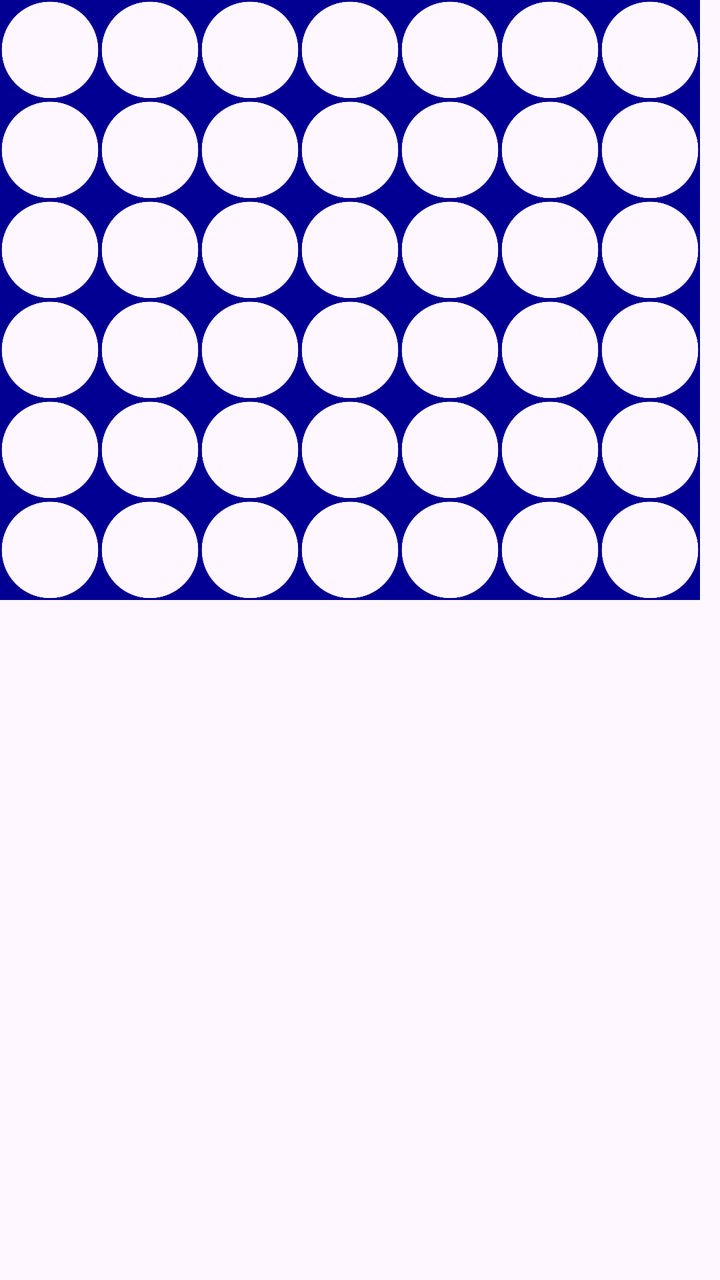
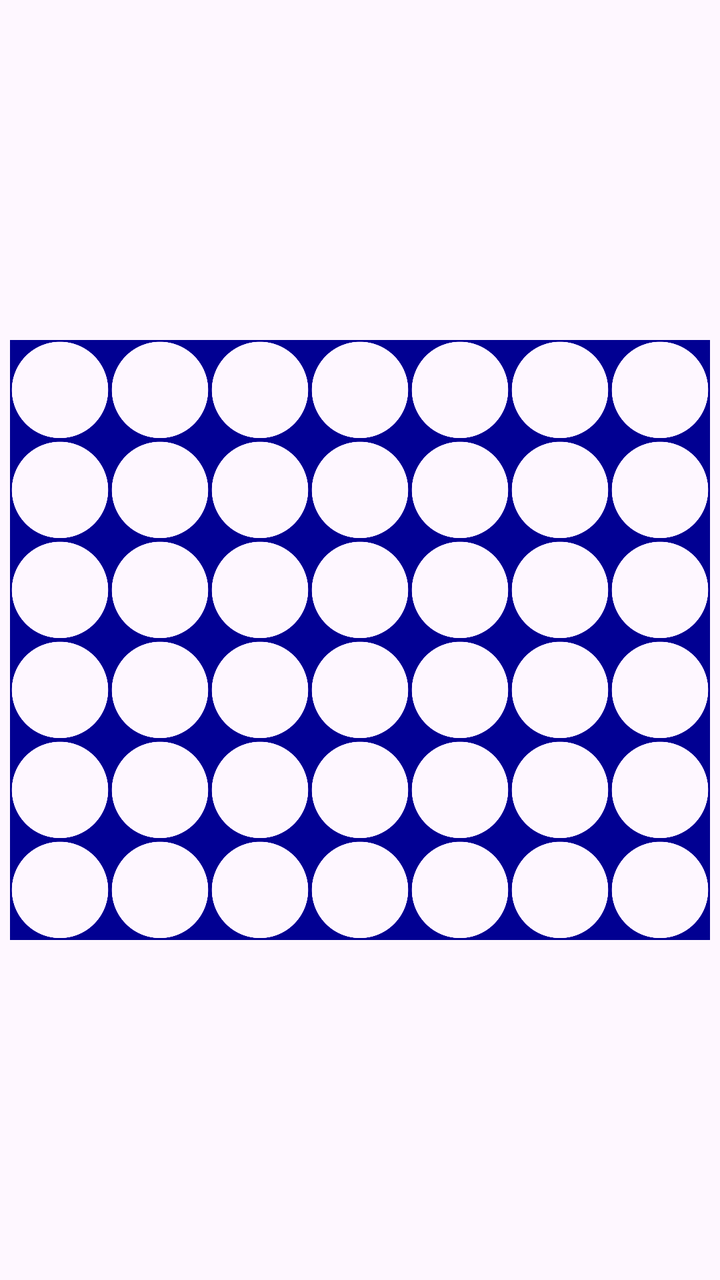

Before-and-after screenshots of an Android layout around one commit, followed by the original layout XML and the change that was made.
<!-- AndroidManifest.xml: application theme Theme.FourInARow -->
<!-- res/layout/activity_main.xml -->
<?xml version="1.0" encoding="utf-8"?>
<GridLayout
    xmlns:android="http://schemas.android.com/apk/res/android"
    android:id="@+id/main"
    android:layout_width="wrap_content"
    android:layout_height="wrap_content"
    android:rowCount="6"
    android:columnCount="7"
    android:layout_gravity="center"
    android:clipChildren="false"
    android:clipToPadding="false">

    
    <FrameLayout android:layout_width="50dp" android:layout_height="50dp" android:tag="00" android:onClick="onCellClick" android:clipChildren="false" android:clipToPadding="false">
        <ImageView android:layout_width="50dp" android:layout_height="50dp" android:src="@drawable/hollow_square_blue" android:contentDescription="@null" />
        <ImageView android:id="@+id/piece00" android:layout_width="50dp" android:layout_height="50dp" android:contentDescription="@null" />
    </FrameLayout>

    <FrameLayout android:layout_width="50dp" android:layout_height="50dp" android:tag="01" android:onClick="onCellClick" android:clipChildren="false" android:clipToPadding="false">
        <ImageView android:layout_width="50dp" android:layout_height="50dp" android:src="@drawable/hollow_square_blue" android:contentDescription="@null" />
        <ImageView android:id="@+id/piece01" android:layout_width="50dp" android:layout_height="50dp" android:contentDescription="@null" />
    </FrameLayout>

    <FrameLayout android:layout_width="50dp" android:layout_height="50dp" android:tag="02" android:onClick="onCellClick" android:clipChildren="false" android:clipToPadding="false">
        <ImageView android:layout_width="50dp" android:layout_height="50dp" android:src="@drawable/hollow_square_blue" android:contentDescription="@null" />
        <ImageView android:id="@+id/piece02" android:layout_width="50dp" android:layout_height="50dp" android:contentDescription="@null" />
    </FrameLayout>

    <FrameLayout android:layout_width="50dp" android:layout_height="50dp" android:tag="03" android:onClick="onCellClick" android:clipChildren="false" android:clipToPadding="false">
        <ImageView android:layout_width="50dp" android:layout_height="50dp" android:src="@drawable/hollow_square_blue" android:contentDescription="@null" />
        <ImageView android:id="@+id/piece03" android:layout_width="50dp" android:layout_height="50dp" android:contentDescription="@null" />
    </FrameLayout>

    <FrameLayout android:layout_width="50dp" android:layout_height="50dp" android:tag="04" android:onClick="onCellClick" android:clipChildren="false" android:clipToPadding="false">
        <ImageView android:layout_width="50dp" android:layout_height="50dp" android:src="@drawable/hollow_square_blue" android:contentDescription="@null" />
        <ImageView android:id="@+id/piece04" android:layout_width="50dp" android:layout_height="50dp" android:contentDescription="@null" />
    </FrameLayout>

    <FrameLayout android:layout_width="50dp" android:layout_height="50dp" android:tag="05" android:onClick="onCellClick" android:clipChildren="false" android:clipToPadding="false">
        <ImageView android:layout_width="50dp" android:layout_height="50dp" android:src="@drawable/hollow_square_blue" android:contentDescription="@null" />
        <ImageView android:id="@+id/piece05" android:layout_width="50dp" android:layout_height="50dp" android:contentDescription="@null" />
    </FrameLayout>

    <FrameLayout android:layout_width="50dp" android:layout_height="50dp" android:tag="06" android:onClick="onCellClick" android:clipChildren="false" android:clipToPadding="false">
        <ImageView android:layout_width="50dp" android:layout_height="50dp" android:src="@drawable/hollow_square_blue" android:contentDescription="@null" />
        <ImageView android:id="@+id/piece06" android:layout_width="50dp" android:layout_height="50dp" android:contentDescription="@null" />
    </FrameLayout>

    
    <FrameLayout android:layout_width="50dp" android:layout_height="50dp" android:tag="10" android:onClick="onCellClick" android:clipChildren="false" android:clipToPadding="false">
        <ImageView android:layout_width="50dp" android:layout_height="50dp" android:src="@drawable/hollow_square_blue" android:contentDescription="@null" />
        <ImageView android:id="@+id/piece10" android:layout_width="50dp" android:layout_height="50dp" android:contentDescription="@null" />
    </FrameLayout>

    <FrameLayout android:layout_width="50dp" android:layout_height="50dp" android:tag="11" android:onClick="onCellClick" android:clipChildren="false" android:clipToPadding="false">
        <ImageView android:layout_width="50dp" android:layout_height="50dp" android:src="@drawable/hollow_square_blue" android:contentDescription="@null" />
        <ImageView android:id="@+id/piece11" android:layout_width="50dp" android:layout_height="50dp" android:contentDescription="@null" />
    </FrameLayout>

    <FrameLayout android:layout_width="50dp" android:layout_height="50dp" android:tag="12" android:onClick="onCellClick" android:clipChildren="false" android:clipToPadding="false">
        <ImageView android:layout_width="50dp" android:layout_height="50dp" android:src="@drawable/hollow_square_blue" android:contentDescription="@null" />
        <ImageView android:id="@+id/piece12" android:layout_width="50dp" android:layout_height="50dp" android:contentDescription="@null" />
    </FrameLayout>

    <FrameLayout android:layout_width="50dp" android:layout_height="50dp" android:tag="13" android:onClick="onCellClick" android:clipChildren="false" android:clipToPadding="false">
        <ImageView android:layout_width="50dp" android:layout_height="50dp" android:src="@drawable/hollow_square_blue" android:contentDescription="@null" />
        <ImageView android:id="@+id/piece13" android:layout_width="50dp" android:layout_height="50dp" android:contentDescription="@null" />
    </FrameLayout>

    <FrameLayout android:layout_width="50dp" android:layout_height="50dp" android:tag="14" android:onClick="onCellClick" android:clipChildren="false" android:clipToPadding="false">
        <ImageView android:layout_width="50dp" android:layout_height="50dp" android:src="@drawable/hollow_square_blue" android:contentDescription="@null" />
        <ImageView android:id="@+id/piece14" android:layout_width="50dp" android:layout_height="50dp" android:contentDescription="@null" />
    </FrameLayout>

    <FrameLayout android:layout_width="50dp" android:layout_height="50dp" android:tag="15" android:onClick="onCellClick" android:clipChildren="false" android:clipToPadding="false">
        <ImageView android:layout_width="50dp" android:layout_height="50dp" android:src="@drawable/hollow_square_blue" android:contentDescription="@null" />
        <ImageView android:id="@+id/piece15" android:layout_width="50dp" android:layout_height="50dp" android:contentDescription="@null" />
    </FrameLayout>

    <FrameLayout android:layout_width="50dp" android:layout_height="50dp" android:tag="16" android:onClick="onCellClick" android:clipChildren="false" android:clipToPadding="false">
        <ImageView android:layout_width="50dp" android:layout_height="50dp" android:src="@drawable/hollow_square_blue" android:contentDescription="@null" />
        <ImageView android:id="@+id/piece16" android:layout_width="50dp" android:layout_height="50dp" android:contentDescription="@null" />
    </FrameLayout>

    
    <FrameLayout android:layout_width="50dp" android:layout_height="50dp" android:tag="20" android:onClick="onCellClick" android:clipChildren="false" android:clipToPadding="false">
        <ImageView android:layout_width="50dp" android:layout_height="50dp" android:src="@drawable/hollow_square_blue" android:contentDescription="@null" />
        <ImageView android:id="@+id/piece20" android:layout_width="50dp" android:layout_height="50dp" android:contentDescription="@null" />
    </FrameLayout>

    <FrameLayout android:layout_width="50dp" android:layout_height="50dp" android:tag="21" android:onClick="onCellClick" android:clipChildren="false" android:clipToPadding="false">
        <ImageView android:layout_width="50dp" android:layout_height="50dp" android:src="@drawable/hollow_square_blue" android:contentDescription="@null" />
        <ImageView android:id="@+id/piece21" android:layout_width="50dp" android:layout_height="50dp" android:contentDescription="@null" />
    </FrameLayout>

    <FrameLayout android:layout_width="50dp" android:layout_height="50dp" android:tag="22" android:onClick="onCellClick" android:clipChildren="false" android:clipToPadding="false">
        <ImageView android:layout_width="50dp" android:layout_height="50dp" android:src="@drawable/hollow_square_blue" android:contentDescription="@null" />
        <ImageView android:id="@+id/piece22" android:layout_width="50dp" android:layout_height="50dp" android:contentDescription="@null" />
    </FrameLayout>

    <FrameLayout android:layout_width="50dp" android:layout_height="50dp" android:tag="23" android:onClick="onCellClick" android:clipChildren="false" android:clipToPadding="false">
        <ImageView android:layout_width="50dp" android:layout_height="50dp" android:src="@drawable/hollow_square_blue" android:contentDescription="@null" />
        <ImageView android:id="@+id/piece23" android:layout_width="50dp" android:layout_height="50dp" android:contentDescription="@null" />
    </FrameLayout>

    <FrameLayout android:layout_width="50dp" android:layout_height="50dp" android:tag="24" android:onClick="onCellClick" android:clipChildren="false" android:clipToPadding="false">
        <ImageView android:layout_width="50dp" android:layout_height="50dp" android:src="@drawable/hollow_square_blue" android:contentDescription="@null" />
        <ImageView android:id="@+id/piece24" android:layout_width="50dp" android:layout_height="50dp" android:contentDescription="@null" />
    </FrameLayout>

    <FrameLayout android:layout_width="50dp" android:layout_height="50dp" android:tag="25" android:onClick="onCellClick" android:clipChildren="false" android:clipToPadding="false">
        <ImageView android:layout_width="50dp" android:layout_height="50dp" android:src="@drawable/hollow_square_blue" android:contentDescription="@null" />
        <ImageView android:id="@+id/piece25" android:layout_width="50dp" android:layout_height="50dp" android:contentDescription="@null" />
    </FrameLayout>

    <FrameLayout android:layout_width="50dp" android:layout_height="50dp" android:tag="26" android:onClick="onCellClick" android:clipChildren="false" android:clipToPadding="false">
        <ImageView android:layout_width="50dp" android:layout_height="50dp" android:src="@drawable/hollow_square_blue" android:contentDescription="@null" />
        <ImageView android:id="@+id/piece26" android:layout_width="50dp" android:layout_height="50dp" android:contentDescription="@null" />
    </FrameLayout>

    
    <FrameLayout android:layout_width="50dp" android:layout_height="50dp" android:tag="30" android:onClick="onCellClick" android:clipChildren="false" android:clipToPadding="false">
        <ImageView android:layout_width="50dp" android:layout_height="50dp" android:src="@drawable/hollow_square_blue" android:contentDescription="@null" />
        <ImageView android:id="@+id/piece30" android:layout_width="50dp" android:layout_height="50dp" android:contentDescription="@null" />
    </FrameLayout>

    <FrameLayout android:layout_width="50dp" android:layout_height="50dp" android:tag="31" android:onClick="onCellClick" android:clipChildren="false" android:clipToPadding="false">
        <ImageView android:layout_width="50dp" android:layout_height="50dp" android:src="@drawable/hollow_square_blue" android:contentDescription="@null" />
        <ImageView android:id="@+id/piece31" android:layout_width="50dp" android:layout_height="50dp" android:contentDescription="@null" />
    </FrameLayout>

    <FrameLayout android:layout_width="50dp" android:layout_height="50dp" android:tag="32" android:onClick="onCellClick" android:clipChildren="false" android:clipToPadding="false">
        <ImageView android:layout_width="50dp" android:layout_height="50dp" android:src="@drawable/hollow_square_blue" android:contentDescription="@null" />
        <ImageView android:id="@+id/piece32" android:layout_width="50dp" android:layout_height="50dp" android:contentDescription="@null" />
    </FrameLayout>

    <FrameLayout android:layout_width="50dp" android:layout_height="50dp" android:tag="33" android:onClick="onCellClick" android:clipChildren="false" android:clipToPadding="false">
        <ImageView android:layout_width="50dp" android:layout_height="50dp" android:src="@drawable/hollow_square_blue" android:contentDescription="@null" />
        <ImageView android:id="@+id/piece33" android:layout_width="50dp" android:layout_height="50dp" android:contentDescription="@null" />
    </FrameLayout>

    <FrameLayout android:layout_width="50dp" android:layout_height="50dp" android:tag="34" android:onClick="onCellClick" android:clipChildren="false" android:clipToPadding="false">
        <ImageView android:layout_width="50dp" android:layout_height="50dp" android:src="@drawable/hollow_square_blue" android:contentDescription="@null" />
        <ImageView android:id="@+id/piece34" android:layout_width="50dp" android:layout_height="50dp" android:contentDescription="@null" />
    </FrameLayout>

    <FrameLayout android:layout_width="50dp" android:layout_height="50dp" android:tag="35" android:onClick="onCellClick" android:clipChildren="false" android:clipToPadding="false">
        <ImageView android:layout_width="50dp" android:layout_height="50dp" android:src="@drawable/hollow_square_blue" android:contentDescription="@null" />
        <ImageView android:id="@+id/piece35" android:layout_width="50dp" android:layout_height="50dp" android:contentDescription="@null" />
    </FrameLayout>

    <FrameLayout android:layout_width="50dp" android:layout_height="50dp" android:tag="36" android:onClick="onCellClick" android:clipChildren="false" android:clipToPadding="false">
        <ImageView android:layout_width="50dp" android:layout_height="50dp" android:src="@drawable/hollow_square_blue" android:contentDescription="@null" />
        <ImageView android:id="@+id/piece36" android:layout_width="50dp" android:layout_height="50dp" android:contentDescription="@null" />
    </FrameLayout>

    
    <FrameLayout android:layout_width="50dp" android:layout_height="50dp" android:tag="40" android:onClick="onCellClick" android:clipChildren="false" android:clipToPadding="false">
        <ImageView android:layout_width="50dp" android:layout_height="50dp" android:src="@drawable/hollow_square_blue" android:contentDescription="@null" />
        <ImageView android:id="@+id/piece40" android:layout_width="50dp" android:layout_height="50dp" android:contentDescription="@null" />
    </FrameLayout>

    <FrameLayout android:layout_width="50dp" android:layout_height="50dp" android:tag="41" android:onClick="onCellClick" android:clipChildren="false" android:clipToPadding="false">
        <ImageView android:layout_width="50dp" android:layout_height="50dp" android:src="@drawable/hollow_square_blue" android:contentDescription="@null" />
        <ImageView android:id="@+id/piece41" android:layout_width="50dp" android:layout_height="50dp" android:contentDescription="@null" />
    </FrameLayout>

    <FrameLayout android:layout_width="50dp" android:layout_height="50dp" android:tag="42" android:onClick="onCellClick" android:clipChildren="false" android:clipToPadding="false">
        <ImageView android:layout_width="50dp" android:layout_height="50dp" android:src="@drawable/hollow_square_blue" android:contentDescription="@null" />
        <ImageView android:id="@+id/piece42" android:layout_width="50dp" android:layout_height="50dp" android:contentDescription="@null" />
    </FrameLayout>

    <FrameLayout android:layout_width="50dp" android:layout_height="50dp" android:tag="43" android:onClick="onCellClick" android:clipChildren="false" android:clipToPadding="false">
        <ImageView android:layout_width="50dp" android:layout_height="50dp" android:src="@drawable/hollow_square_blue" android:contentDescription="@null" />
        <ImageView android:id="@+id/piece43" android:layout_width="50dp" android:layout_height="50dp" android:contentDescription="@null" />
    </FrameLayout>

    <FrameLayout android:layout_width="50dp" android:layout_height="50dp" android:tag="44" android:onClick="onCellClick" android:clipChildren="false" android:clipToPadding="false">
        <ImageView android:layout_width="50dp" android:layout_height="50dp" android:src="@drawable/hollow_square_blue" android:contentDescription="@null" />
        <ImageView android:id="@+id/piece44" android:layout_width="50dp" android:layout_height="50dp" android:contentDescription="@null" />
    </FrameLayout>

    <FrameLayout android:layout_width="50dp" android:layout_height="50dp" android:tag="45" android:onClick="onCellClick" android:clipChildren="false" android:clipToPadding="false">
        <ImageView android:layout_width="50dp" android:layout_height="50dp" android:src="@drawable/hollow_square_blue" android:contentDescription="@null" />
        <ImageView android:id="@+id/piece45" android:layout_width="50dp" android:layout_height="50dp" android:contentDescription="@null" />
    </FrameLayout>

    <FrameLayout android:layout_width="50dp" android:layout_height="50dp" android:tag="46" android:onClick="onCellClick" android:clipChildren="false" android:clipToPadding="false">
        <ImageView android:layout_width="50dp" android:layout_height="50dp" android:src="@drawable/hollow_square_blue" android:contentDescription="@null" />
        <ImageView android:id="@+id/piece46" android:layout_width="50dp" android:layout_height="50dp" android:contentDescription="@null" />
    </FrameLayout>

    
    <FrameLayout android:layout_width="50dp" android:layout_height="50dp" android:tag="50" android:onClick="onCellClick" android:clipChildren="false" android:clipToPadding="false">
        <ImageView android:layout_width="50dp" android:layout_height="50dp" android:src="@drawable/hollow_square_blue" android:contentDescription="@null" />
        <ImageView android:id="@+id/piece50" android:layout_width="50dp" android:layout_height="50dp" android:contentDescription="@null" />
    </FrameLayout>

    <FrameLayout android:layout_width="50dp" android:layout_height="50dp" android:tag="51" android:onClick="onCellClick" android:clipChildren="false" android:clipToPadding="false">
        <ImageView android:layout_width="50dp" android:layout_height="50dp" android:src="@drawable/hollow_square_blue" android:contentDescription="@null" />
        <ImageView android:id="@+id/piece51" android:layout_width="50dp" android:layout_height="50dp" android:contentDescription="@null" />
    </FrameLayout>

    <FrameLayout android:layout_width="50dp" android:layout_height="50dp" android:tag="52" android:onClick="onCellClick" android:clipChildren="false" android:clipToPadding="false">
        <ImageView android:layout_width="50dp" android:layout_height="50dp" android:src="@drawable/hollow_square_blue" android:contentDescription="@null" />
        <ImageView android:id="@+id/piece52" android:layout_width="50dp" android:layout_height="50dp" android:contentDescription="@null" />
    </FrameLayout>

    <FrameLayout android:layout_width="50dp" android:layout_height="50dp" android:tag="53" android:onClick="onCellClick" android:clipChildren="false" android:clipToPadding="false">
        <ImageView android:layout_width="50dp" android:layout_height="50dp" android:src="@drawable/hollow_square_blue" android:contentDescription="@null" />
        <ImageView android:id="@+id/piece53" android:layout_width="50dp" android:layout_height="50dp" android:contentDescription="@null" />
    </FrameLayout>

    <FrameLayout android:layout_width="50dp" android:layout_height="50dp" android:tag="54" android:onClick="onCellClick" android:clipChildren="false" android:clipToPadding="false">
        <ImageView android:layout_width="50dp" android:layout_height="50dp" android:src="@drawable/hollow_square_blue" android:contentDescription="@null" />
        <ImageView android:id="@+id/piece54" android:layout_width="50dp" android:layout_height="50dp" android:contentDescription="@null" />
    </FrameLayout>

    <FrameLayout android:layout_width="50dp" android:layout_height="50dp" android:tag="55" android:onClick="onCellClick" android:clipChildren="false" android:clipToPadding="false">
        <ImageView android:layout_width="50dp" android:layout_height="50dp" android:src="@drawable/hollow_square_blue" android:contentDescription="@null" />
        <ImageView android:id="@+id/piece55" android:layout_width="50dp" android:layout_height="50dp" android:contentDescription="@null" />
    </FrameLayout>

    <FrameLayout android:layout_width="50dp" android:layout_height="50dp" android:tag="56" android:onClick="onCellClick" android:clipChildren="false" android:clipToPadding="false">
        <ImageView android:layout_width="50dp" android:layout_height="50dp" android:src="@drawable/hollow_square_blue" android:contentDescription="@null" />
        <ImageView android:id="@+id/piece56" android:layout_width="50dp" android:layout_height="50dp" android:contentDescription="@null" />
    </FrameLayout>

</GridLayout>
<!-- resources referenced by this layout -->
<resources>
  <!-- drawable hollow_square_blue: png bitmap (drawable, 13934 bytes) -->
  <style name="Theme.FourInARow" parent="Base.Theme.FourInARow" />
  <style name="Base.Theme.FourInARow" parent="Theme.Material3.DayNight.NoActionBar">
          
          
      </style>
</resources>

<!-- the commit's change to res/layout/activity_main.xml (unified diff, before → after) -->
@@ -1,229 +1,144 @@
 <?xml version="1.0" encoding="utf-8"?>
-<GridLayout
+<FrameLayout
     xmlns:android="http://schemas.android.com/apk/res/android"
     android:id="@+id/main"
-    android:layout_width="wrap_content"
-    android:layout_height="wrap_content"
-    android:rowCount="6"
-    android:columnCount="7"
-    android:layout_gravity="center"
+    android:layout_width="match_parent"
+    android:layout_height="match_parent"
     android:clipChildren="false"
     android:clipToPadding="false">
 
     
-    <FrameLayout android:layout_width="50dp" android:layout_height="50dp" android:tag="00" android:onClick="onCellClick" android:clipChildren="false" android:clipToPadding="false">
-        <ImageView android:layout_width="50dp" android:layout_height="50dp" android:src="@drawable/hollow_square_blue" android:contentDescription="@null" />
+    <GridLayout
+        android:id="@+id/piecesGrid"
+        android:layout_width="wrap_content"
+        android:layout_height="wrap_content"
+        android:rowCount="6"
+        android:columnCount="7"
+        android:layout_gravity="center"
+        android:clipChildren="false"
+        android:clipToPadding="false">
+
+        
         <ImageView android:id="@+id/piece00" android:layout_width="50dp" android:layout_height="50dp" android:contentDescription="@null" />
-    </FrameLayout>
+        <ImageView android:id="@+id/piece01" android:layout_width="50dp" android:layout_height="50dp" android:contentDescription="@null" />
+        <ImageView android:id="@+id/piece02" android:layout_width="50dp" android:layout_height="50dp" android:contentDescription="@null" />
+        <ImageView android:id="@+id/piece03" android:layout_width="50dp" android:layout_height="50dp" android:contentDescription="@null" />
+        <ImageView android:id="@+id/piece04" android:layout_width="50dp" android:layout_height="50dp" android:contentDescription="@null" />
+        <ImageView android:id="@+id/piece05" android:layout_width="50dp" android:layout_height="50dp" android:contentDescription="@null" />
+        <ImageView android:id="@+id/piece06" android:layout_width="50dp" android:layout_height="50dp" android:contentDescription="@null" />
 
-    <FrameLayout android:layout_width="50dp" android:layout_height="50dp" android:tag="01" android:onClick="onCellClick" android:clipChildren="false" android:clipToPadding="false">
-        <ImageView android:layout_width="50dp" android:layout_height="50dp" android:src="@drawable/hollow_square_blue" android:contentDescription="@null" />
-        <ImageView android:id="@+id/piece01" android:layout_width="50dp" android:layout_height="50dp" android:contentDescription="@null" />
-    </FrameLayout>
+        
+        <ImageView android:id="@+id/piece10" android:layout_width="50dp" android:layout_height="50dp" android:contentDescription="@null" />
+        <ImageView android:id="@+id/piece11" android:layout_width="50dp" android:layout_height="50dp" android:contentDescription="@null" />
+        <ImageView android:id="@+id/piece12" android:layout_width="50dp" android:layout_height="50dp" android:contentDescription="@null" />
+        <ImageView android:id="@+id/piece13" android:layout_width="50dp" android:layout_height="50dp" android:contentDescription="@null" />
+        <ImageView android:id="@+id/piece14" android:layout_width="50dp" android:layout_height="50dp" android:contentDescription="@null" />
+        <ImageView android:id="@+id/piece15" android:layout_width="50dp" android:layout_height="50dp" android:contentDescription="@null" />
+        <ImageView android:id="@+id/piece16" android:layout_width="50dp" android:layout_height="50dp" android:contentDescription="@null" />
 
-    <FrameLayout android:layout_width="50dp" android:layout_height="50dp" android:tag="02" android:onClick="onCellClick" android:clipChildren="false" android:clipToPadding="false">
-        <ImageView android:layout_width="50dp" android:layout_height="50dp" android:src="@drawable/hollow_square_blue" android:contentDescription="@null" />
-        <ImageView android:id="@+id/piece02" android:layout_width="50dp" android:layout_height="50dp" android:contentDescription="@null" />
-    </FrameLayout>
+        
+        <ImageView android:id="@+id/piece20" android:layout_width="50dp" android:layout_height="50dp" android:contentDescription="@null" />
+        <ImageView android:id="@+id/piece21" android:layout_width="50dp" android:layout_height="50dp" android:contentDescription="@null" />
+        <ImageView android:id="@+id/piece22" android:layout_width="50dp" android:layout_height="50dp" android:contentDescription="@null" />
+        <ImageView android:id="@+id/piece23" android:layout_width="50dp" android:layout_height="50dp" android:contentDescription="@null" />
+        <ImageView android:id="@+id/piece24" android:layout_width="50dp" android:layout_height="50dp" android:contentDescription="@null" />
+        <ImageView android:id="@+id/piece25" android:layout_width="50dp" android:layout_height="50dp" android:contentDescription="@null" />
+        <ImageView android:id="@+id/piece26" android:layout_width="50dp" android:layout_height="50dp" android:contentDescription="@null" />
 
-    <FrameLayout android:layout_width="50dp" android:layout_height="50dp" android:tag="03" android:onClick="onCellClick" android:clipChildren="false" android:clipToPadding="false">
-        <ImageView android:layout_width="50dp" android:layout_height="50dp" android:src="@drawable/hollow_square_blue" android:contentDescription="@null" />
-        <ImageView android:id="@+id/piece03" android:layout_width="50dp" android:layout_height="50dp" android:contentDescription="@null" />
-    </FrameLayout>
+        
+        <ImageView android:id="@+id/piece30" android:layout_width="50dp" android:layout_height="50dp" android:contentDescription="@null" />
+        <ImageView android:id="@+id/piece31" android:layout_width="50dp" android:layout_height="50dp" android:contentDescription="@null" />
+        <ImageView android:id="@+id/piece32" android:layout_width="50dp" android:layout_height="50dp" android:contentDescription="@null" />
+        <ImageView android:id="@+id/piece33" android:layout_width="50dp" android:layout_height="50dp" android:contentDescription="@null" />
+        <ImageView android:id="@+id/piece34" android:layout_width="50dp" android:layout_height="50dp" android:contentDescription="@null" />
+        <ImageView android:id="@+id/piece35" android:layout_width="50dp" android:layout_height="50dp" android:contentDescription="@null" />
+        <ImageView android:id="@+id/piece36" android:layout_width="50dp" android:layout_height="50dp" android:contentDescription="@null" />
 
-    <FrameLayout android:layout_width="50dp" android:layout_height="50dp" android:tag="04" android:onClick="onCellClick" android:clipChildren="false" android:clipToPadding="false">
-        <ImageView android:layout_width="50dp" android:layout_height="50dp" android:src="@drawable/hollow_square_blue" android:contentDescription="@null" />
-        <ImageView android:id="@+id/piece04" android:layout_width="50dp" android:layout_height="50dp" android:contentDescription="@null" />
-    </FrameLayout>
+        
+        <ImageView android:id="@+id/piece40" android:layout_width="50dp" android:layout_height="50dp" android:contentDescription="@null" />
+        <ImageView android:id="@+id/piece41" android:layout_width="50dp" android:layout_height="50dp" android:contentDescription="@null" />
+        <ImageView android:id="@+id/piece42" android:layout_width="50dp" android:layout_height="50dp" android:contentDescription="@null" />
+        <ImageView android:id="@+id/piece43" android:layout_width="50dp" android:layout_height="50dp" android:contentDescription="@null" />
+        <ImageView android:id="@+id/piece44" android:layout_width="50dp" android:layout_height="50dp" android:contentDescription="@null" />
+        <ImageView android:id="@+id/piece45" android:layout_width="50dp" android:layout_height="50dp" android:contentDescription="@null" />
+        <ImageView android:id="@+id/piece46" android:layout_width="50dp" android:layout_height="50dp" android:contentDescription="@null" />
 
-    <FrameLayout android:layout_width="50dp" android:layout_height="50dp" android:tag="05" android:onClick="onCellClick" android:clipChildren="false" android:clipToPadding="false">
-        <ImageView android:layout_width="50dp" android:layout_height="50dp" android:src="@drawable/hollow_square_blue" android:contentDescription="@null" />
-        <ImageView android:id="@+id/piece05" android:layout_width="50dp" android:layout_height="50dp" android:contentDescription="@null" />
-    </FrameLayout>
+        
+        <ImageView android:id="@+id/piece50" android:layout_width="50dp" android:layout_height="50dp" android:contentDescription="@null" />
+        <ImageView android:id="@+id/piece51" android:layout_width="50dp" android:layout_height="50dp" android:contentDescription="@null" />
+        <ImageView android:id="@+id/piece52" android:layout_width="50dp" android:layout_height="50dp" android:contentDescription="@null" />
+        <ImageView android:id="@+id/piece53" android:layout_width="50dp" android:layout_height="50dp" android:contentDescription="@null" />
+        <ImageView android:id="@+id/piece54" android:layout_width="50dp" android:layout_height="50dp" android:contentDescription="@null" />
+        <ImageView android:id="@+id/piece55" android:layout_width="50dp" android:layout_height="50dp" android:contentDescription="@null" />
+        <ImageView android:id="@+id/piece56" android:layout_width="50dp" android:layout_height="50dp" android:contentDescription="@null" />
 
-    <FrameLayout android:layout_width="50dp" android:layout_height="50dp" android:tag="06" android:onClick="onCellClick" android:clipChildren="false" android:clipToPadding="false">
-        <ImageView android:layout_width="50dp" android:layout_height="50dp" android:src="@drawable/hollow_square_blue" android:contentDescription="@null" />
-        <ImageView android:id="@+id/piece06" android:layout_width="50dp" android:layout_height="50dp" android:contentDescription="@null" />
-    </FrameLayout>
+    </GridLayout>
 
     
-    <FrameLayout android:layout_width="50dp" android:layout_height="50dp" android:tag="10" android:onClick="onCellClick" android:clipChildren="false" android:clipToPadding="false">
-        <ImageView android:layout_width="50dp" android:layout_height="50dp" android:src="@drawable/hollow_square_blue" android:contentDescription="@null" />
-        <ImageView android:id="@+id/piece10" android:layout_width="50dp" android:layout_height="50dp" android:contentDescription="@null" />
-    </FrameLayout>
+    <GridLayout
+        android:id="@+id/boardGrid"
+        android:layout_width="wrap_content"
+        android:layout_height="wrap_content"
+        android:rowCount="6"
+        android:columnCount="7"
+        android:layout_gravity="center"
+        android:clipChildren="false"
+        android:clipToPadding="false">
 
-    <FrameLayout android:layout_width="50dp" android:layout_height="50dp" android:tag="11" android:onClick="onCellClick" android:clipChildren="false" android:clipToPadding="false">
-        <ImageView android:layout_width="50dp" android:layout_height="50dp" android:src="@drawable/hollow_square_blue" android:contentDescription="@null" />
-        <ImageView android:id="@+id/piece11" android:layout_width="50dp" android:layout_height="50dp" android:contentDescription="@null" />
-    </FrameLayout>
+        
+        <ImageView android:id="@+id/iv00" android:layout_width="50dp" android:layout_height="50dp" android:tag="00" android:onClick="onCellClick" android:src="@drawable/hollow_square_blue" android:contentDescription="@null" />
+        <ImageView android:id="@+id/iv01" android:layout_width="50dp" android:layout_height="50dp" android:tag="01" android:onClick="onCellClick" android:src="@drawable/hollow_square_blue" android:contentDescription="@null" />
+        <ImageView android:id="@+id/iv02" android:layout_width="50dp" android:layout_height="50dp" android:tag="02" android:onClick="onCellClick" android:src="@drawable/hollow_square_blue" android:contentDescription="@null" />
+        <ImageView android:id="@+id/iv03" android:layout_width="50dp" android:layout_height="50dp" android:tag="03" android:onClick="onCellClick" android:src="@drawable/hollow_square_blue" android:contentDescription="@null" />
+        <ImageView android:id="@+id/iv04" android:layout_width="50dp" android:layout_height="50dp" android:tag="04" android:onClick="onCellClick" android:src="@drawable/hollow_square_blue" android:contentDescription="@null" />
+        <ImageView android:id="@+id/iv05" android:layout_width="50dp" android:layout_height="50dp" android:tag="05" android:onClick="onCellClick" android:src="@drawable/hollow_square_blue" android:contentDescription="@null" />
+        <ImageView android:id="@+id/iv06" android:layout_width="50dp" android:layout_height="50dp" android:tag="06" android:onClick="onCellClick" android:src="@drawable/hollow_square_blue" android:contentDescription="@null" />
 
-    <FrameLayout android:layout_width="50dp" android:layout_height="50dp" android:tag="12" android:onClick="onCellClick" android:clipChildren="false" android:clipToPadding="false">
-        <ImageView android:layout_width="50dp" android:layout_height="50dp" android:src="@drawable/hollow_square_blue" android:contentDescription="@null" />
-        <ImageView android:id="@+id/piece12" android:layout_width="50dp" android:layout_height="50dp" android:contentDescription="@null" />
-    </FrameLayout>
+        
+        <ImageView android:id="@+id/iv10" android:layout_width="50dp" android:layout_height="50dp" android:tag="10" android:onClick="onCellClick" android:src="@drawable/hollow_square_blue" android:contentDescription="@null" />
+        <ImageView android:id="@+id/iv11" android:layout_width="50dp" android:layout_height="50dp" android:tag="11" android:onClick="onCellClick" android:src="@drawable/hollow_square_blue" android:contentDescription="@null" />
+        <ImageView android:id="@+id/iv12" android:layout_width="50dp" android:layout_height="50dp" android:tag="12" android:onClick="onCellClick" android:src="@drawable/hollow_square_blue" android:contentDescription="@null" />
+        <ImageView android:id="@+id/iv13" android:layout_width="50dp" android:layout_height="50dp" android:tag="13" android:onClick="onCellClick" android:src="@drawable/hollow_square_blue" android:contentDescription="@null" />
+        <ImageView android:id="@+id/iv14" android:layout_width="50dp" android:layout_height="50dp" android:tag="14" android:onClick="onCellClick" android:src="@drawable/hollow_square_blue" android:contentDescription="@null" />
+        <ImageView android:id="@+id/iv15" android:layout_width="50dp" android:layout_height="50dp" android:tag="15" android:onClick="onCellClick" android:src="@drawable/hollow_square_blue" android:contentDescription="@null" />
+        <ImageView android:id="@+id/iv16" android:layout_width="50dp" android:layout_height="50dp" android:tag="16" android:onClick="onCellClick" android:src="@drawable/hollow_square_blue" android:contentDescription="@null" />
 
-    <FrameLayout android:layout_width="50dp" android:layout_height="50dp" android:tag="13" android:onClick="onCellClick" android:clipChildren="false" android:clipToPadding="false">
-        <ImageView android:layout_width="50dp" android:layout_height="50dp" android:src="@drawable/hollow_square_blue" android:contentDescription="@null" />
-        <ImageView android:id="@+id/piece13" android:layout_width="50dp" android:layout_height="50dp" android:contentDescription="@null" />
-    </FrameLayout>
+        
+        <ImageView android:id="@+id/iv20" android:layout_width="50dp" android:layout_height="50dp" android:tag="20" android:onClick="onCellClick" android:src="@drawable/hollow_square_blue" android:contentDescription="@null" />
+        <ImageView android:id="@+id/iv21" android:layout_width="50dp" android:layout_height="50dp" android:tag="21" android:onClick="onCellClick" android:src="@drawable/hollow_square_blue" android:contentDescription="@null" />
+        <ImageView android:id="@+id/iv22" android:layout_width="50dp" android:layout_height="50dp" android:tag="22" android:onClick="onCellClick" android:src="@drawable/hollow_square_blue" android:contentDescription="@null" />
+        <ImageView android:id="@+id/iv23" android:layout_width="50dp" android:layout_height="50dp" android:tag="23" android:onClick="onCellClick" android:src="@drawable/hollow_square_blue" android:contentDescription="@null" />
+        <ImageView android:id="@+id/iv24" android:layout_width="50dp" android:layout_height="50dp" android:tag="24" android:onClick="onCellClick" android:src="@drawable/hollow_square_blue" android:contentDescription="@null" />
+        <ImageView android:id="@+id/iv25" android:layout_width="50dp" android:layout_height="50dp" android:tag="25" android:onClick="onCellClick" android:src="@drawable/hollow_square_blue" android:contentDescription="@null" />
+        <ImageView android:id="@+id/iv26" android:layout_width="50dp" android:layout_height="50dp" android:tag="26" android:onClick="onCellClick" android:src="@drawable/hollow_square_blue" android:contentDescription="@null" />
 
-    <FrameLayout android:layout_width="50dp" android:layout_height="50dp" android:tag="14" android:onClick="onCellClick" android:clipChildren="false" android:clipToPadding="false">
-        <ImageView android:layout_width="50dp" android:layout_height="50dp" android:src="@drawable/hollow_square_blue" android:contentDescription="@null" />
-        <ImageView android:id="@+id/piece14" android:layout_width="50dp" android:layout_height="50dp" android:contentDescription="@null" />
-    </FrameLayout>
+        
+        <ImageView android:id="@+id/iv30" android:layout_width="50dp" android:layout_height="50dp" android:tag="30" android:onClick="onCellClick" android:src="@drawable/hollow_square_blue" android:contentDescription="@null" />
+        <ImageView android:id="@+id/iv31" android:layout_width="50dp" android:layout_height="50dp" android:tag="31" android:onClick="onCellClick" android:src="@drawable/hollow_square_blue" android:contentDescription="@null" />
+        <ImageView android:id="@+id/iv32" android:layout_width="50dp" android:layout_height="50dp" android:tag="32" android:onClick="onCellClick" android:src="@drawable/hollow_square_blue" android:contentDescription="@null" />
+        <ImageView android:id="@+id/iv33" android:layout_width="50dp" android:layout_height="50dp" android:tag="33" android:onClick="onCellClick" android:src="@drawable/hollow_square_blue" android:contentDescription="@null" />
+        <ImageView android:id="@+id/iv34" android:layout_width="50dp" android:layout_height="50dp" android:tag="34" android:onClick="onCellClick" android:src="@drawable/hollow_square_blue" android:contentDescription="@null" />
+        <ImageView android:id="@+id/iv35" android:layout_width="50dp" android:layout_height="50dp" android:tag="35" android:onClick="onCellClick" android:src="@drawable/hollow_square_blue" android:contentDescription="@null" />
+        <ImageView android:id="@+id/iv36" android:layout_width="50dp" android:layout_height="50dp" android:tag="36" android:onClick="onCellClick" android:src="@drawable/hollow_square_blue" android:contentDescription="@null" />
 
-    <FrameLayout android:layout_width="50dp" android:layout_height="50dp" android:tag="15" android:onClick="onCellClick" android:clipChildren="false" android:clipToPadding="false">
-        <ImageView android:layout_width="50dp" android:layout_height="50dp" android:src="@drawable/hollow_square_blue" android:contentDescription="@null" />
-        <ImageView android:id="@+id/piece15" android:layout_width="50dp" android:layout_height="50dp" android:contentDescription="@null" />
-    </FrameLayout>
+        
+        <ImageView android:id="@+id/iv40" android:layout_width="50dp" android:layout_height="50dp" android:tag="40" android:onClick="onCellClick" android:src="@drawable/hollow_square_blue" android:contentDescription="@null" />
+        <ImageView android:id="@+id/iv41" android:layout_width="50dp" android:layout_height="50dp" android:tag="41" android:onClick="onCellClick" android:src="@drawable/hollow_square_blue" android:contentDescription="@null" />
+        <ImageView android:id="@+id/iv42" android:layout_width="50dp" android:layout_height="50dp" android:tag="42" android:onClick="onCellClick" android:src="@drawable/hollow_square_blue" android:contentDescription="@null" />
+        <ImageView android:id="@+id/iv43" android:layout_width="50dp" android:layout_height="50dp" android:tag="43" android:onClick="onCellClick" android:src="@drawable/hollow_square_blue" android:contentDescription="@null" />
+        <ImageView android:id="@+id/iv44" android:layout_width="50dp" android:layout_height="50dp" android:tag="44" android:onClick="onCellClick" android:src="@drawable/hollow_square_blue" android:contentDescription="@null" />
+        <ImageView android:id="@+id/iv45" android:layout_width="50dp" android:layout_height="50dp" android:tag="45" android:onClick="onCellClick" android:src="@drawable/hollow_square_blue" android:contentDescription="@null" />
+        <ImageView android:id="@+id/iv46" android:layout_width="50dp" android:layout_height="50dp" android:tag="46" android:onClick="onCellClick" android:src="@drawable/hollow_square_blue" android:contentDescription="@null" />
 
-    <FrameLayout android:layout_width="50dp" android:layout_height="50dp" android:tag="16" android:onClick="onCellClick" android:clipChildren="false" android:clipToPadding="false">
-        <ImageView android:layout_width="50dp" android:layout_height="50dp" android:src="@drawable/hollow_square_blue" android:contentDescription="@null" />
-        <ImageView android:id="@+id/piece16" android:layout_width="50dp" android:layout_height="50dp" android:contentDescription="@null" />
-    </FrameLayout>
+        
+        <ImageView android:id="@+id/iv50" android:layout_width="50dp" android:layout_height="50dp" android:tag="50" android:onClick="onCellClick" android:src="@drawable/hollow_square_blue" android:contentDescription="@null" />
+        <ImageView android:id="@+id/iv51" android:layout_width="50dp" android:layout_height="50dp" android:tag="51" android:onClick="onCellClick" android:src="@drawable/hollow_square_blue" android:contentDescription="@null" />
+        <ImageView android:id="@+id/iv52" android:layout_width="50dp" android:layout_height="50dp" android:tag="52" android:onClick="onCellClick" android:src="@drawable/hollow_square_blue" android:contentDescription="@null" />
+        <ImageView android:id="@+id/iv53" android:layout_width="50dp" android:layout_height="50dp" android:tag="53" android:onClick="onCellClick" android:src="@drawable/hollow_square_blue" android:contentDescription="@null" />
+        <ImageView android:id="@+id/iv54" android:layout_width="50dp" android:layout_height="50dp" android:tag="54" android:onClick="onCellClick" android:src="@drawable/hollow_square_blue" android:contentDescription="@null" />
+        <ImageView android:id="@+id/iv55" android:layout_width="50dp" android:layout_height="50dp" android:tag="55" android:onClick="onCellClick" android:src="@drawable/hollow_square_blue" android:contentDescription="@null" />
+        <ImageView android:id="@+id/iv56" android:layout_width="50dp" android:layout_height="50dp" android:tag="56" android:onClick="onCellClick" android:src="@drawable/hollow_square_blue" android:contentDescription="@null" />
 
-    
-    <FrameLayout android:layout_width="50dp" android:layout_height="50dp" android:tag="20" android:onClick="onCellClick" android:clipChildren="false" android:clipToPadding="false">
-        <ImageView android:layout_width="50dp" android:layout_height="50dp" android:src="@drawable/hollow_square_blue" android:contentDescription="@null" />
-        <ImageView android:id="@+id/piece20" android:layout_width="50dp" android:layout_height="50dp" android:contentDescription="@null" />
-    </FrameLayout>
+    </GridLayout>
 
-    <FrameLayout android:layout_width="50dp" android:layout_height="50dp" android:tag="21" android:onClick="onCellClick" android:clipChildren="false" android:clipToPadding="false">
-        <ImageView android:layout_width="50dp" android:layout_height="50dp" android:src="@drawable/hollow_square_blue" android:contentDescription="@null" />
-        <ImageView android:id="@+id/piece21" android:layout_width="50dp" android:layout_height="50dp" android:contentDescription="@null" />
-    </FrameLayout>
-
-    <FrameLayout android:layout_width="50dp" android:layout_height="50dp" android:tag="22" android:onClick="onCellClick" android:clipChildren="false" android:clipToPadding="false">
-        <ImageView android:layout_width="50dp" android:layout_height="50dp" android:src="@drawable/hollow_square_blue" android:contentDescription="@null" />
-        <ImageView android:id="@+id/piece22" android:layout_width="50dp" android:layout_height="50dp" android:contentDescription="@null" />
-    </FrameLayout>
-
-    <FrameLayout android:layout_width="50dp" android:layout_height="50dp" android:tag="23" android:onClick="onCellClick" android:clipChildren="false" android:clipToPadding="false">
-        <ImageView android:layout_width="50dp" android:layout_height="50dp" android:src="@drawable/hollow_square_blue" android:contentDescription="@null" />
-        <ImageView android:id="@+id/piece23" android:layout_width="50dp" android:layout_height="50dp" android:contentDescription="@null" />
-    </FrameLayout>
-
-    <FrameLayout android:layout_width="50dp" android:layout_height="50dp" android:tag="24" android:onClick="onCellClick" android:clipChildren="false" android:clipToPadding="false">
-        <ImageView android:layout_width="50dp" android:layout_height="50dp" android:src="@drawable/hollow_square_blue" android:contentDescription="@null" />
-        <ImageView android:id="@+id/piece24" android:layout_width="50dp" android:layout_height="50dp" android:contentDescription="@null" />
-    </FrameLayout>
-
-    <FrameLayout android:layout_width="50dp" android:layout_height="50dp" android:tag="25" android:onClick="onCellClick" android:clipChildren="false" android:clipToPadding="false">
-        <ImageView android:layout_width="50dp" android:layout_height="50dp" android:src="@drawable/hollow_square_blue" android:contentDescription="@null" />
-        <ImageView android:id="@+id/piece25" android:layout_width="50dp" android:layout_height="50dp" android:contentDescription="@null" />
-    </FrameLayout>
-
-    <FrameLayout android:layout_width="50dp" android:layout_height="50dp" android:tag="26" android:onClick="onCellClick" android:clipChildren="false" android:clipToPadding="false">
-        <ImageView android:layout_width="50dp" android:layout_height="50dp" android:src="@drawable/hollow_square_blue" android:contentDescription="@null" />
-        <ImageView android:id="@+id/piece26" android:layout_width="50dp" android:layout_height="50dp" android:contentDescription="@null" />
-    </FrameLayout>
-
-    
-    <FrameLayout android:layout_width="50dp" android:layout_height="50dp" android:tag="30" android:onClick="onCellClick" android:clipChildren="false" android:clipToPadding="false">
-        <ImageView android:layout_width="50dp" android:layout_height="50dp" android:src="@drawable/hollow_square_blue" android:contentDescription="@null" />
-        <ImageView android:id="@+id/piece30" android:layout_width="50dp" android:layout_height="50dp" android:contentDescription="@null" />
-    </FrameLayout>
-
-    <FrameLayout android:layout_width="50dp" android:layout_height="50dp" android:tag="31" android:onClick="onCellClick" android:clipChildren="false" android:clipToPadding="false">
-        <ImageView android:layout_width="50dp" android:layout_height="50dp" android:src="@drawable/hollow_square_blue" android:contentDescription="@null" />
-        <ImageView android:id="@+id/piece31" android:layout_width="50dp" android:layout_height="50dp" android:contentDescription="@null" />
-    </FrameLayout>
-
-    <FrameLayout android:layout_width="50dp" android:layout_height="50dp" android:tag="32" android:onClick="onCellClick" android:clipChildren="false" android:clipToPadding="false">
-        <ImageView android:layout_width="50dp" android:layout_height="50dp" android:src="@drawable/hollow_square_blue" android:contentDescription="@null" />
-        <ImageView android:id="@+id/piece32" android:layout_width="50dp" android:layout_height="50dp" android:contentDescription="@null" />
-    </FrameLayout>
-
-    <FrameLayout android:layout_width="50dp" android:layout_height="50dp" android:tag="33" android:onClick="onCellClick" android:clipChildren="false" android:clipToPadding="false">
-        <ImageView android:layout_width="50dp" android:layout_height="50dp" android:src="@drawable/hollow_square_blue" android:contentDescription="@null" />
-        <ImageView android:id="@+id/piece33" android:layout_width="50dp" android:layout_height="50dp" android:contentDescription="@null" />
-    </FrameLayout>
-
-    <FrameLayout android:layout_width="50dp" android:layout_height="50dp" android:tag="34" android:onClick="onCellClick" android:clipChildren="false" android:clipToPadding="false">
-        <ImageView android:layout_width="50dp" android:layout_height="50dp" android:src="@drawable/hollow_square_blue" android:contentDescription="@null" />
-        <ImageView android:id="@+id/piece34" android:layout_width="50dp" android:layout_height="50dp" android:contentDescription="@null" />
-    </FrameLayout>
-
-    <FrameLayout android:layout_width="50dp" android:layout_height="50dp" android:tag="35" android:onClick="onCellClick" android:clipChildren="false" android:clipToPadding="false">
-        <ImageView android:layout_width="50dp" android:layout_height="50dp" android:src="@drawable/hollow_square_blue" android:contentDescription="@null" />
-        <ImageView android:id="@+id/piece35" android:layout_width="50dp" android:layout_height="50dp" android:contentDescription="@null" />
-    </FrameLayout>
-
-    <FrameLayout android:layout_width="50dp" android:layout_height="50dp" android:tag="36" android:onClick="onCellClick" android:clipChildren="false" android:clipToPadding="false">
-        <ImageView android:layout_width="50dp" android:layout_height="50dp" android:src="@drawable/hollow_square_blue" android:contentDescription="@null" />
-        <ImageView android:id="@+id/piece36" android:layout_width="50dp" android:layout_height="50dp" android:contentDescription="@null" />
-    </FrameLayout>
-
-    
-    <FrameLayout android:layout_width="50dp" android:layout_height="50dp" android:tag="40" android:onClick="onCellClick" android:clipChildren="false" android:clipToPadding="false">
-        <ImageView android:layout_width="50dp" android:layout_height="50dp" android:src="@drawable/hollow_square_blue" android:contentDescription="@null" />
-        <ImageView android:id="@+id/piece40" android:layout_width="50dp" android:layout_height="50dp" android:contentDescription="@null" />
-    </FrameLayout>
-
-    <FrameLayout android:layout_width="50dp" android:layout_height="50dp" android:tag="41" android:onClick="onCellClick" android:clipChildren="false" android:clipToPadding="false">
-        <ImageView android:layout_width="50dp" android:layout_height="50dp" android:src="@drawable/hollow_square_blue" android:contentDescription="@null" />
-        <ImageView android:id="@+id/piece41" android:layout_width="50dp" android:layout_height="50dp" android:contentDescription="@null" />
-    </FrameLayout>
-
-    <FrameLayout android:layout_width="50dp" android:layout_height="50dp" android:tag="42" android:onClick="onCellClick" android:clipChildren="false" android:clipToPadding="false">
-        <ImageView android:layout_width="50dp" android:layout_height="50dp" android:src="@drawable/hollow_square_blue" android:contentDescription="@null" />
-        <ImageView android:id="@+id/piece42" android:layout_width="50dp" android:layout_height="50dp" android:contentDescription="@null" />
-    </FrameLayout>
-
-    <FrameLayout android:layout_width="50dp" android:layout_height="50dp" android:tag="43" android:onClick="onCellClick" android:clipChildren="false" android:clipToPadding="false">
-        <ImageView android:layout_width="50dp" android:layout_height="50dp" android:src="@drawable/hollow_square_blue" android:contentDescription="@null" />
-        <ImageView android:id="@+id/piece43" android:layout_width="50dp" android:layout_height="50dp" android:contentDescription="@null" />
-    </FrameLayout>
-
-    <FrameLayout android:layout_width="50dp" android:layout_height="50dp" android:tag="44" android:onClick="onCellClick" android:clipChildren="false" android:clipToPadding="false">
-        <ImageView android:layout_width="50dp" android:layout_height="50dp" android:src="@drawable/hollow_square_blue" android:contentDescription="@null" />
-        <ImageView android:id="@+id/piece44" android:layout_width="50dp" android:layout_height="50dp" android:contentDescription="@null" />
-    </FrameLayout>
-
-    <FrameLayout android:layout_width="50dp" android:layout_height="50dp" android:tag="45" android:onClick="onCellClick" android:clipChildren="false" android:clipToPadding="false">
-        <ImageView android:layout_width="50dp" android:layout_height="50dp" android:src="@drawable/hollow_square_blue" android:contentDescription="@null" />
-        <ImageView android:id="@+id/piece45" android:layout_width="50dp" android:layout_height="50dp" android:contentDescription="@null" />
-    </FrameLayout>
-
-    <FrameLayout android:layout_width="50dp" android:layout_height="50dp" android:tag="46" android:onClick="onCellClick" android:clipChildren="false" android:clipToPadding="false">
-        <ImageView android:layout_width="50dp" android:layout_height="50dp" android:src="@drawable/hollow_square_blue" android:contentDescription="@null" />
-        <ImageView android:id="@+id/piece46" android:layout_width="50dp" android:layout_height="50dp" android:contentDescription="@null" />
-    </FrameLayout>
-
-    
-    <FrameLayout android:layout_width="50dp" android:layout_height="50dp" android:tag="50" android:onClick="onCellClick" android:clipChildren="false" android:clipToPadding="false">
-        <ImageView android:layout_width="50dp" android:layout_height="50dp" android:src="@drawable/hollow_square_blue" android:contentDescription="@null" />
-        <ImageView android:id="@+id/piece50" android:layout_width="50dp" android:layout_height="50dp" android:contentDescription="@null" />
-    </FrameLayout>
-
-    <FrameLayout android:layout_width="50dp" android:layout_height="50dp" android:tag="51" android:onClick="onCellClick" android:clipChildren="false" android:clipToPadding="false">
-        <ImageView android:layout_width="50dp" android:layout_height="50dp" android:src="@drawable/hollow_square_blue" android:contentDescription="@null" />
-        <ImageView android:id="@+id/piece51" android:layout_width="50dp" android:layout_height="50dp" android:contentDescription="@null" />
-    </FrameLayout>
-
-    <FrameLayout android:layout_width="50dp" android:layout_height="50dp" android:tag="52" android:onClick="onCellClick" android:clipChildren="false" android:clipToPadding="false">
-        <ImageView android:layout_width="50dp" android:layout_height="50dp" android:src="@drawable/hollow_square_blue" android:contentDescription="@null" />
-        <ImageView android:id="@+id/piece52" android:layout_width="50dp" android:layout_height="50dp" android:contentDescription="@null" />
-    </FrameLayout>
-
-    <FrameLayout android:layout_width="50dp" android:layout_height="50dp" android:tag="53" android:onClick="onCellClick" android:clipChildren="false" android:clipToPadding="false">
-        <ImageView android:layout_width="50dp" android:layout_height="50dp" android:src="@drawable/hollow_square_blue" android:contentDescription="@null" />
-        <ImageView android:id="@+id/piece53" android:layout_width="50dp" android:layout_height="50dp" android:contentDescription="@null" />
-    </FrameLayout>
-
-    <FrameLayout android:layout_width="50dp" android:layout_height="50dp" android:tag="54" android:onClick="onCellClick" android:clipChildren="false" android:clipToPadding="false">
-        <ImageView android:layout_width="50dp" android:layout_height="50dp" android:src="@drawable/hollow_square_blue" android:contentDescription="@null" />
-        <ImageView android:id="@+id/piece54" android:layout_width="50dp" android:layout_height="50dp" android:contentDescription="@null" />
-    </FrameLayout>
-
-    <FrameLayout android:layout_width="50dp" android:layout_height="50dp" android:tag="55" android:onClick="onCellClick" android:clipChildren="false" android:clipToPadding="false">
-        <ImageView android:layout_width="50dp" android:layout_height="50dp" android:src="@drawable/hollow_square_blue" android:contentDescription="@null" />
-        <ImageView android:id="@+id/piece55" android:layout_width="50dp" android:layout_height="50dp" android:contentDescription="@null" />
-    </FrameLayout>
-
-    <FrameLayout android:layout_width="50dp" android:layout_height="50dp" android:tag="56" android:onClick="onCellClick" android:clipChildren="false" android:clipToPadding="false">
-        <ImageView android:layout_width="50dp" android:layout_height="50dp" android:src="@drawable/hollow_square_blue" android:contentDescription="@null" />
-        <ImageView android:id="@+id/piece56" android:layout_width="50dp" android:layout_height="50dp" android:contentDescription="@null" />
-    </FrameLayout>
-
-</GridLayout>
+</FrameLayout>
